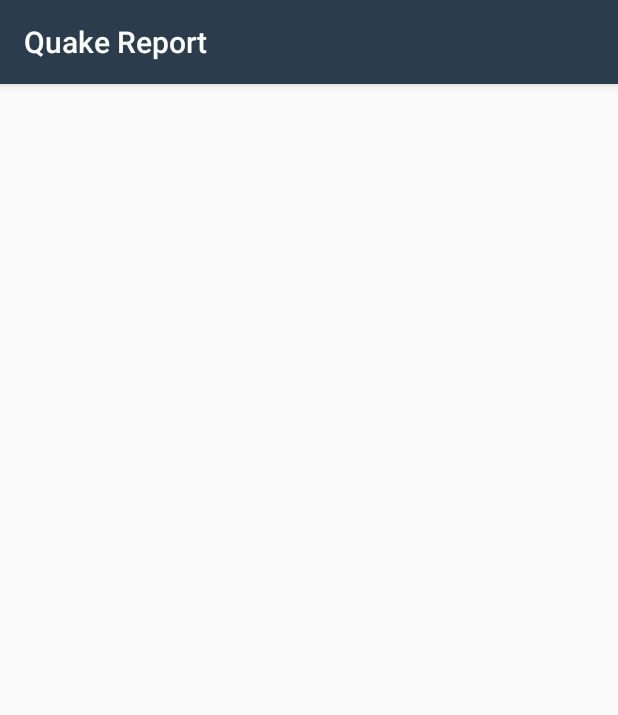
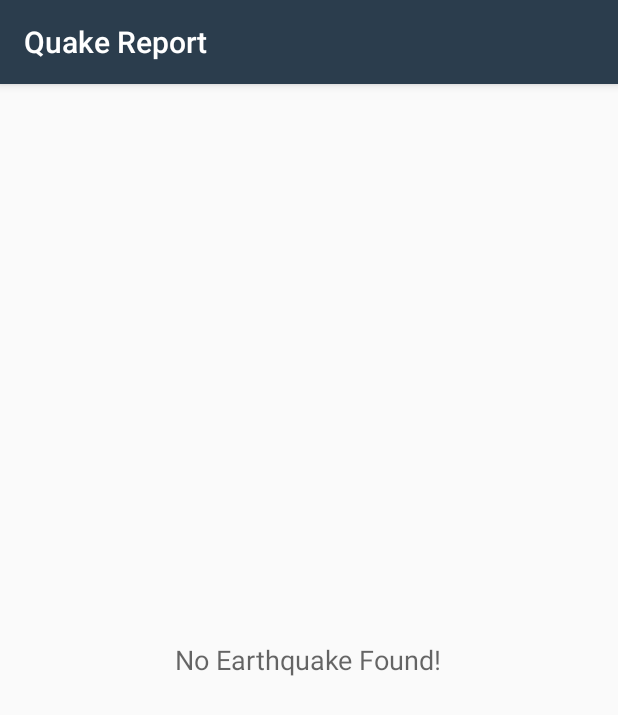
Before and after one commit to sagarchoudhary96/QuakeReport-App, an Android app: the screen it shows after launch (EarthquakeActivity), on a phone screen of 412 x 824 dp. Shown: the top 715 px of the screen. Run offline under Robolectric (Android 15) with nearby library versions, the phone set to English and light mode, and no system bars.

Commit message:
Added Empty State View
when no data is Recieved then it displays "No Earthquake Found!" Message

```diff
--- a/app/src/main/java/com/example/android/quakereport/EarthquakeActivity.java
+++ b/app/src/main/java/com/example/android/quakereport/EarthquakeActivity.java
@@ -22,6 +22,7 @@ import android.support.v7.app.AppCompatActivity;
 import android.view.View;
 import android.widget.AdapterView;
 import android.widget.ListView;
+import android.widget.TextView;
 
 import java.util.ArrayList;
 
@@ -38,6 +39,9 @@ public class EarthquakeActivity extends AppCompatActivity implements android.app
     /** Adapter for the list of earthquakes */
     private EarthquakeAdapter adapter;
 
+    /**Empty Text View*/
+    TextView emptyTextView;
+
     @Override
     protected void onCreate(Bundle savedInstanceState) {
         super.onCreate(savedInstanceState);
@@ -45,6 +49,9 @@ public class EarthquakeActivity extends AppCompatActivity implements android.app
 
         // Find a reference to the {@link ListView} in the layout
         final ListView earthquakeListView = (ListView) findViewById(R.id.list);
+
+        emptyTextView = (TextView)findViewById(R.id.Empty_txtview);
+        earthquakeListView.setEmptyView(emptyTextView);
 
         // Create a new {@link ArrayAdapter} of earthquakes
         adapter = new EarthquakeAdapter(this, new ArrayList<Earthquake>());
@@ -87,8 +94,12 @@ public class EarthquakeActivity extends AppCompatActivity implements android.app
 
     @Override
     public void onLoadFinished(android.content.Loader<ArrayList<Earthquake>> loader, ArrayList<Earthquake> earthquakes) {
+
+        // Set empty state text to display "No earthquakes found."
+        emptyTextView.setText(R.string.no_earthquakes);
         // Clear the adapter of previous earthquake data
         adapter.clear();
+
 
         // If there is a valid list of {@link Earthquake}s, then add them to the adapter's
         // data set. This will trigger the ListView to update.
--- a/app/src/main/res/layout/earthquake_activity.xml
+++ b/app/src/main/res/layout/earthquake_activity.xml
@@ -14,11 +14,27 @@
      limitations under the License.
 -->
 <!-- Layout for a list of earthquakes -->
-<ListView xmlns:android="http://schemas.android.com/apk/res/android"
-    android:id="@+id/list"
-    android:orientation="vertical"
+<RelativeLayout
+    xmlns:android="http://schemas.android.com/apk/res/android"
     android:layout_width="match_parent"
-    android:layout_height="match_parent"
-    android:divider="@null"
+    android:layout_height="match_parent">
+    <ListView
+        android:id="@+id/list"
+        android:orientation="vertical"
+        android:layout_width="match_parent"
+        android:layout_height="match_parent"
+        android:divider="@null"
+        android:dividerHeight="0dp"/>
 
-    android:dividerHeight="0dp"/>
+
+    <!--Visible Only When List is Empty-->
+    <TextView
+        android:id="@+id/Empty_txtview"
+        android:layout_width="wrap_content"
+        android:layout_height="wrap_content"
+        android:layout_centerInParent="true"
+        android:textAppearance="?android:textAppearanceMedium"/>
+
+
+
+</RelativeLayout>
--- a/app/src/main/res/values/strings.xml
+++ b/app/src/main/res/values/strings.xml
@@ -18,4 +18,5 @@
 
     <!--Default textview to show location if no km's are not specified-->
     <string name="near_the">Near the</string>
+    <string name="no_earthquakes">No Earthquake Found!</string>
 </resources>
```
